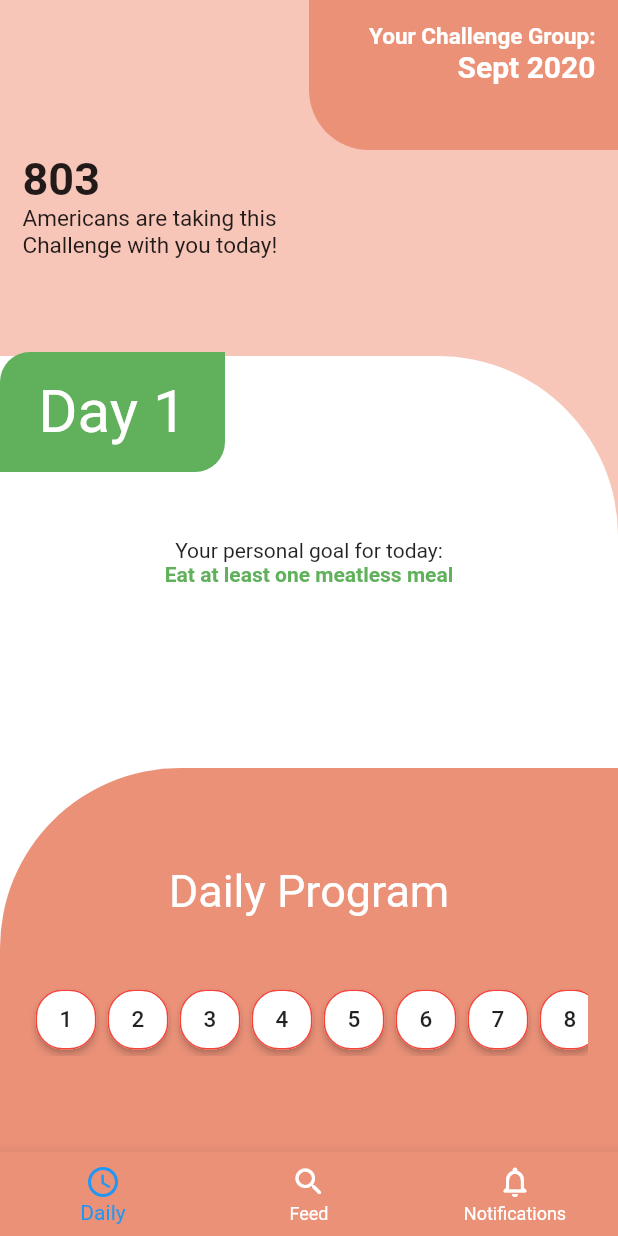
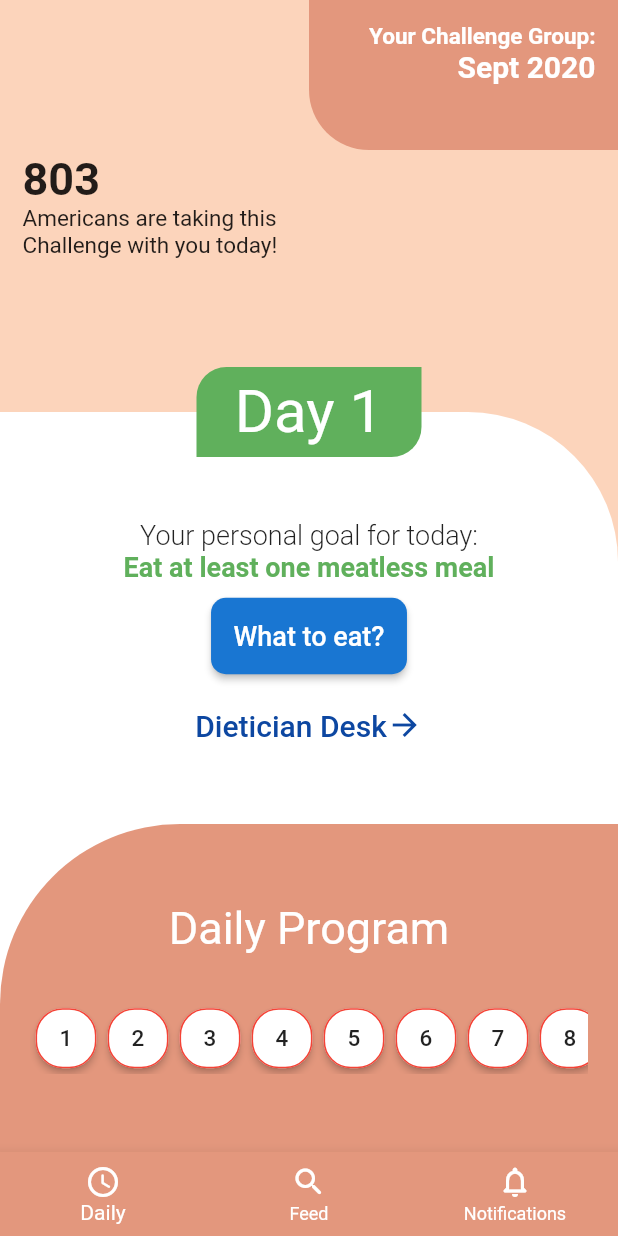
Before and after one commit to Ariellaw/animals_design, a Flutter app: the screen it shows after launch, on a phone screen of 412 x 824 dp. Run offline on Flutter 3.47's test engine with Material 2 defaults, Android fonts, the phone set to English and light mode, and no system bars; our stand-ins replace device_preview; missing offline and left inert: footer.

Commit message:
just to update

```diff
--- a/lib/main.dart
+++ b/lib/main.dart
@@ -1,8 +1,16 @@
 import 'package:flutter/material.dart';
 import 'package:footer/footer.dart';
+import 'package:device_preview/device_preview.dart';
+
 
 void main() {
-  runApp(MyApp());
+  runApp(
+      // DevicePreview(
+          // enabled: !kReleaseMode,
+          // builder: (context) =>
+              MyApp(),
+      // ),
+  );
 }
 
 class MyApp extends StatelessWidget {
@@ -10,21 +18,11 @@ class MyApp extends StatelessWidget {
   @override
   Widget build(BuildContext context) {
     return MaterialApp(
+      // locale: DevicePreview.locale(context), // Add the locale here
+      // builder: DevicePreview.appBuilder, // Add the builder here
       title: 'Flutter Demo',
       theme: ThemeData(
-        // This is the theme of your application.
-        //
-        // Try running your application with "flutter run". You'll see the
-        // application has a blue toolbar. Then, without quitting the app, try
-        // changing the primarySwatch below to Colors.green and then invoke
-        // "hot reload" (press "r" in the console where you ran "flutter run",
-        // or simply save your changes to "hot reload" in a Flutter IDE).
-        // Notice that the counter didn't reset back to zero; the application
-        // is not restarted.
         primarySwatch: Colors.blue,
-        // This makes the visual density adapt to the platform that you run
-        // the app on. For desktop platforms, the controls will be smaller and
-        // closer together (more dense) than on mobile platforms.
         visualDensity: VisualDensity.adaptivePlatformDensity,
       ),
       home: MyHomePage(title: 'Flutter Demo Home Page'),
@@ -83,26 +81,20 @@ class _MyHomePageState extends State<MyHomePage> {
     // The Flutter framework has been optimized to make rerunning build methods
     // fast, so that you can just rebuild anything that needs updating rather
     // than having to individually change instances of widgets.
-    double screenHeight = MediaQuery
-        .of(context)
-        .size
-        .height;
-    double screenWidth = MediaQuery
-        .of(context)
-        .size
-        .width;
-
-    print(screenHeight);
+    double screenHeight = MediaQuery.of(context).size.height;
+    double screenWidth = MediaQuery.of(context).size.width;
+    // double key = GlobalKey();
+    // double height = key.currentContext.size.height;
 
     return Scaffold(
         backgroundColor: const Color(0xffEA9178),
         body: Column(
           children: [
-            Expanded(
-              flex: 2,
-              child: Container(
-                color: const Color(0xffF7C6B9),
+            Container(
+              height: screenHeight / 1.5,
+              color: const Color(0xfffcd4bb),
               child: Stack(
+                alignment: Alignment.center,
                 children: [
                   Positioned(
                       top: 0,
@@ -111,7 +103,7 @@ class _MyHomePageState extends State<MyHomePage> {
                       child: Container(
                           alignment: Alignment.centerLeft,
                           padding: EdgeInsets.all(15.0),
-                            color: const Color(0xffF7C6B9),
+                          color: const Color(0xfffcd4bb),
                           child: SizedBox(
                             width: screenWidth / 2,
                             child: Column(
@@ -135,31 +127,78 @@ class _MyHomePageState extends State<MyHomePage> {
                     width: screenWidth,
                     height: screenHeight / 3,
                     child: Container(
+                        alignment: Alignment.center,
+                        padding: EdgeInsets.all(15.0),
                         decoration: BoxDecoration(
                           color: Colors.white,
                           borderRadius:
-                            BorderRadius.only(topRight: Radius.circular(120)),
+                              BorderRadius.only(topRight: Radius.circular(100)),
                         ),
-                          width: screenWidth / 1.2,
                         child: Column(
                           crossAxisAlignment: CrossAxisAlignment.center,
                           mainAxisAlignment: MainAxisAlignment.center,
                           children: [
-                              Text('Your personal goal for today:'),
+                            SizedBox(
+                              height: 30.0,
+                            ),
+                            Text(
+                              'Your personal goal for today:',
+                              style: TextStyle(
+                                fontSize: 18.0,
+                                fontWeight: FontWeight.w300
+                              ),
+                            ),
                             Text(
                               'Eat at least one meatless meal',
                               style: TextStyle(
                                 color: const Color(0xff60B05C),
-                                    fontWeight: FontWeight.bold),
+                                fontWeight: FontWeight.bold,
+                                fontSize: 18.0,
+                              ),
+                            ),
+                            SizedBox(
+                              height: 10.0,
+                            ),
+                            RaisedButton(
+                              onPressed: () {},
+                              color: Colors.blue.shade700,
+                              textColor: Colors.white,
+                              padding: EdgeInsets.all(15.0),
+                              child: Text("What to eat?", style: TextStyle(
+                                fontSize: 18.0
+                              ),),
+                              shape: RoundedRectangleBorder(
+                                  borderRadius: BorderRadius.circular(10.0)),
+                            ),
+                            SizedBox(
+                              height: 10.0,
                             ),
                             // raisedButton
+                            FlatButton(
+                                onPressed: (){},
+                                child: Row(
+                                    crossAxisAlignment:
+                                        CrossAxisAlignment.center,
+                                    mainAxisAlignment: MainAxisAlignment.center,
+                                    children: [
+                                      Text(
+                                        'Dietician Desk',
+                                        style: TextStyle(
+                                            color: Colors.blue.shade900,
+                                            fontSize: 20.0),
+                                      ),
+                                      Icon(
+                                        Icons.arrow_forward,
+                                        color: Colors.blue.shade900,
+                                      )
+                                    ]))
                           ],
+                        )),
                   ),
-                        )),
                   Positioned(
                       width: 150.0,
-                        height: 80.0,
-                        top: (screenHeight / 3) - 40.0,
+                      height: 60.0,
+                      top: (screenHeight / 3) - 30.0,
                       child: Container(
                         alignment: Alignment.center,
                         child: Text('Day 1',
@@ -201,18 +240,16 @@ class _MyHomePageState extends State<MyHomePage> {
                           ),
                         ),
                         decoration: BoxDecoration(
-                            color: const Color(0xffEA9178),
-                            borderRadius:
-                            BorderRadius.only(bottomLeft: Radius.circular(40)),
+                          color: const Color(0xffe3977d),
+                          borderRadius: BorderRadius.only(
+                              bottomLeft: Radius.circular(40)),
                         ),
                       ))
                 ],
               ),
             ),
-            ),
-            Expanded(
-              flex: 1,
-              child: Container(
+            Container(
+                height: screenHeight / 3 - kBottomNavigationBarHeight,
                 color: Colors.white,
                 child: Container(
                     padding: EdgeInsets.all(20.0),
@@ -220,7 +257,7 @@ class _MyHomePageState extends State<MyHomePage> {
                     decoration: BoxDecoration(
                       borderRadius:
                           BorderRadius.only(topLeft: Radius.circular(120)),
-                        color: const Color(0xffEA9178),
+                      color: const Color(0xffe3977d),
                     ),
                     child: Column(
                       crossAxisAlignment: CrossAxisAlignment.center,
@@ -235,18 +272,16 @@ class _MyHomePageState extends State<MyHomePage> {
                                 mainAxisAlignment:
                                     MainAxisAlignment.spaceEvenly,
                                 children: createButtons())),
-
                       ],
-                      ))
-              ),
-            ),
+                    ))),
+            // ),
           ],
         ),
-
         bottomNavigationBar: BottomNavigationBar(
+            // key: GlobalKey(),
             unselectedItemColor: Colors.white,
-          selectedItemColor: Colors.blue,
-            backgroundColor: const Color(0xffEA9178),
+            selectedItemColor: Colors.white,
+            backgroundColor: const Color(0xffe3977d),
             items: [
               BottomNavigationBarItem(
                 backgroundColor: const Color(0xffEA9178),
@@ -265,10 +300,6 @@ class _MyHomePageState extends State<MyHomePage> {
                   Icons.notifications_none_rounded,
                 ),
               ),
-            ]
-        )
-    );
+            ]));
   }
-
-
 }
--- a/pubspec.yaml
+++ b/pubspec.yaml
@@ -28,6 +28,7 @@ dependencies:
   # The following adds the Cupertino Icons font to your application.
   # Use with the CupertinoIcons class for iOS style icons.
   cupertino_icons: ^1.0.0
+  device_preview: ^0.5.4
   footer: ^0.0.3
 dev_dependencies:
   flutter_test:
```
Also changed, not shown: pubspec.lock. Lines whose indentation alone changed are shown as unchanged.
